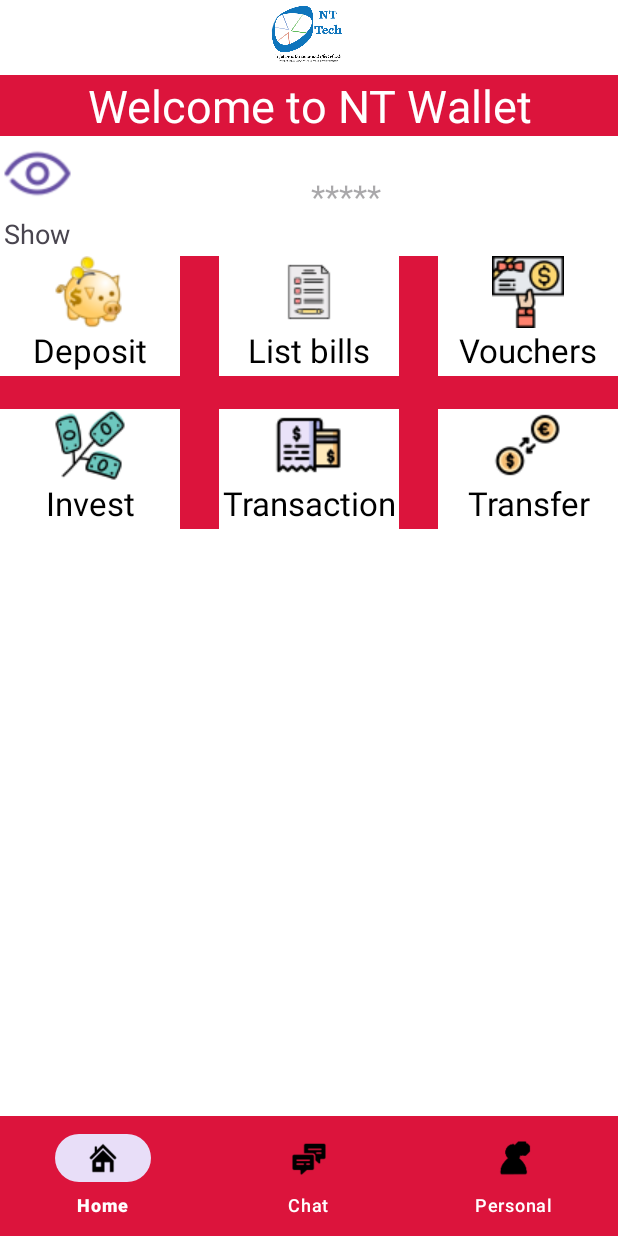
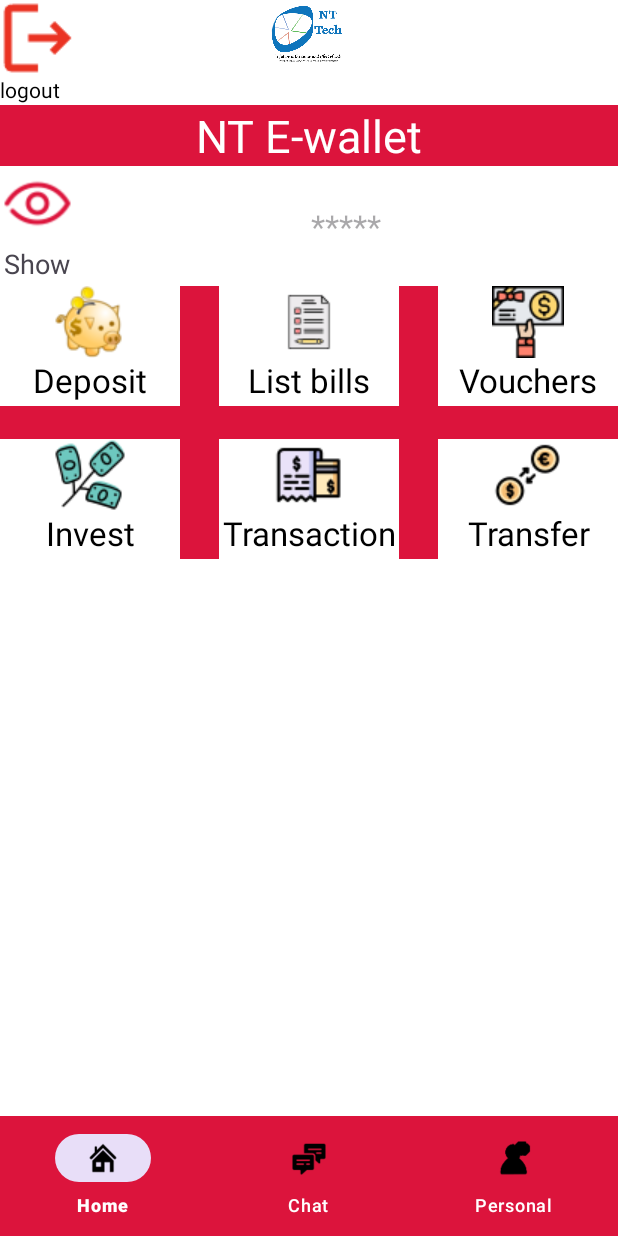
Before and after one commit to hadeszhanggg/android-app-Electronic-wallet, an Android app: the HomeFragment screen opened directly, with no data from a screen before it, on a phone screen of 412 x 824 dp. Run offline under Robolectric (Android 15) with nearby library versions, the light colour scheme and no system bars; our stand-ins replace CircleImageView.

Commit message:
Update new design for pay bill use voucher

```diff
--- a/app/src/main/java/com/example/electronicwallet/fragment/HomeFragment.java
+++ b/app/src/main/java/com/example/electronicwallet/fragment/HomeFragment.java
@@ -16,13 +16,16 @@
     import android.view.View;
     import android.view.ViewGroup;
     import android.widget.Button;
+    import android.widget.ImageButton;
     import android.widget.LinearLayout;
+    import android.widget.RelativeLayout;
     import android.widget.TextView;
 
     import com.example.electronicwallet.DepositActivity;
     import com.example.electronicwallet.InvestActivity;
     import com.example.electronicwallet.ListBillActivity;
     import com.example.electronicwallet.ListVoucherActivity;
+    import com.example.electronicwallet.MainActivity;
     import com.example.electronicwallet.R;
     import com.example.electronicwallet.TransactionActivity;
     import com.example.electronicwallet.TransferActivity;
@@ -38,10 +41,10 @@
         private  static  final int MY_REQUEST_CODE=12;
         private  User user;
         private Wallet wallet;
-        Button btnShow;
+        ImageButton btnShow;
         TextView txtShow, txtSoDu,txtUser;
         DecimalFormat decimalFormat = new DecimalFormat("###,###.##");
-        LinearLayout customBtnShow, btnDeposit, btnListBill,btnVouchers,btnInvest,btnTransactions,btnTransfer;
+        LinearLayout customBtnShow, btnDeposit, btnListBill,btnVouchers,btnInvest,btnTransactions,btnTransfer, btnLogout;
         public HomeFragment() {
         }
 
@@ -81,6 +84,7 @@
            btnVouchers=view.findViewById(R.id.btnVouchers);
             btnTransactions=view.findViewById(R.id.btnTransactions);
             btnTransfer=view.findViewById(R.id.btnTransfer);
+            btnLogout=view.findViewById(R.id.btnLogout);
         }
       public void addEvent()
       {
@@ -150,6 +154,15 @@
                   startActivityForResult(intent, MY_REQUEST_CODE);
               }
           });
+          btnLogout.setOnClickListener(new View.OnClickListener(){
+              @Override
+              public void onClick(View v) {
+                  Intent intent = new Intent(getActivity(), MainActivity.class);
+                  // Xoa toan bo activity va fragment
+                  intent.setFlags(Intent.FLAG_ACTIVITY_NEW_TASK | Intent.FLAG_ACTIVITY_CLEAR_TASK);
+                  startActivity(intent);
+              }
+          });
       }
         @Override
         public void onActivityResult(int requestCode, int resultCode, @Nullable Intent data) {
--- a/app/src/main/java/com/example/electronicwallet/fragment/TransferMoneyFragment.java
+++ b/app/src/main/java/com/example/electronicwallet/fragment/TransferMoneyFragment.java
@@ -51,7 +51,7 @@
  */
 public class TransferMoneyFragment extends Fragment {
     private static DataShared listener;
-    private ImageView avatar;
+    private com.google.android.material.imageview.ShapeableImageView avatar;
     private TextView userName, userEmail;
     private Button btnTransfer, btnClose;
     protected User user, selectedUser;
--- a/app/src/main/java/com/example/electronicwallet/network/NodeJsApiService.java
+++ b/app/src/main/java/com/example/electronicwallet/network/NodeJsApiService.java
@@ -30,6 +30,8 @@
         Call<List<Bill>> getAllBills(@Header("Authorization") String authToken);
         @GET("users/getAllVouchers")
         Call<List<Voucher>> getAllVouchers(@Header("Authorization") String authToken);
+        @POST("users/getUnusedVouchersByType")
+        Call<List<Voucher>> getAllVouchersByType(@Body RequestBody requestBody, @Header("Authorization") String authToken);
         @GET("users/getAllPassbook")
         Call<List<Passbook>> getAllPassbook();
         @POST("/users/passbookRegistration")
--- a/app/src/main/res/layout/activity_deposit.xml
+++ b/app/src/main/res/layout/activity_deposit.xml
@@ -46,9 +46,5 @@
 
         </LinearLayout>
     </LinearLayout>
-    <ListView
-        android:layout_below="@+id/layoutHeader"
-        android:id="@+id/listView"
-        android:layout_width="match_parent"
-        android:layout_height="match_parent" />
+
 </RelativeLayout>
--- a/app/src/main/res/layout/fragment_home.xml
+++ b/app/src/main/res/layout/fragment_home.xml
@@ -6,14 +6,36 @@
     android:orientation="vertical"
     android:background="@color/white"
     tools:context=".fragment.HomeFragment">
-
+    <RelativeLayout
+        android:layout_width="match_parent"
+        android:layout_height="70dp"
+        android:background="@color/white">
+        <LinearLayout
+            android:layout_width="wrap_content"
+            android:layout_height="wrap_content"
+            android:layout_alignParentLeft="true"
+            android:id="@+id/btnLogout"
+            android:orientation="vertical">
+            <ImageButton
+            android:layout_width="50dp"
+            android:layout_height="50dp"
+                android:background="@color/white"
+                android:contentDescription="logout"
+                android:src="@drawable/logout_icon"/>
+            <com.google.android.material.textview.MaterialTextView
+                android:layout_width="wrap_content"
+                android:layout_height="wrap_content"
+                android:text="logout"
+                android:textColor="@color/black"/>
+        </LinearLayout>
     <de.hdodenhof.circleimageview.CircleImageView
         android:layout_gravity="center"
+        android:layout_centerHorizontal="true"
         android:layout_width="50dp"
         android:layout_height="50dp"
         android:background="@drawable/oval_shape"
         android:src="@drawable/logo" />
-
+    </RelativeLayout>
     <TextView
         android:id="@+id/title"
         android:layout_width="match_parent"
@@ -21,7 +43,7 @@
         android:gravity="center"
         android:background="#dc143c"
         android:textColor="@color/white"
-        android:text="Welcome to NT Wallet"
+        android:text="NT E-wallet"
         android:textSize="30dp" />
     <RelativeLayout
         android:layout_width="match_parent"
@@ -36,7 +58,7 @@
             android:background="@color/white"
             android:orientation="vertical">
 
-            <com.google.android.material.button.MaterialButton
+            <ImageButton
                 android:id="@+id/btnShow"
                 android:backgroundTint="#dc143c"
                 android:layout_width="match_parent"
--- a/app/src/main/res/layout/fragment_transfer_money.xml
+++ b/app/src/main/res/layout/fragment_transfer_money.xml
@@ -7,7 +7,7 @@
     android:gravity="center"
     tools:context="fragment.TransferMoneyFragment">
 
-    <de.hdodenhof.circleimageview.CircleImageView
+    <com.google.android.material.imageview.ShapeableImageView
         android:id="@+id/avatar"
         android:layout_width="150dp"
         android:layout_height="150dp"
```
Also changed, not shown: app/src/main/java/com/example/electronicwallet/fragment/DepositFragment.java (deleted, +0 -48 lines), app/src/main/java/com/example/electronicwallet/fragment/PayFragment.java (+72 -2 lines), app/src/main/java/com/example/electronicwallet/fragment/UseVoucherAdapter.java (added, +79 -0 lines), app/src/main/java/com/example/electronicwallet/models/Voucher.java (+5 -5 lines), app/src/main/res/layout/dialog_use_voucher.xml (added, +37 -0 lines), app/src/main/res/layout/fragment_deposit.xml (deleted, +0 -20 lines), app/src/main/res/layout/fragment_pay.xml (+7 -1 lines), app/src/main/res/layout/item_use_voucher.xml (added, +45 -0 lines), app/src/main/res/drawable/logout_icon.png (added).
